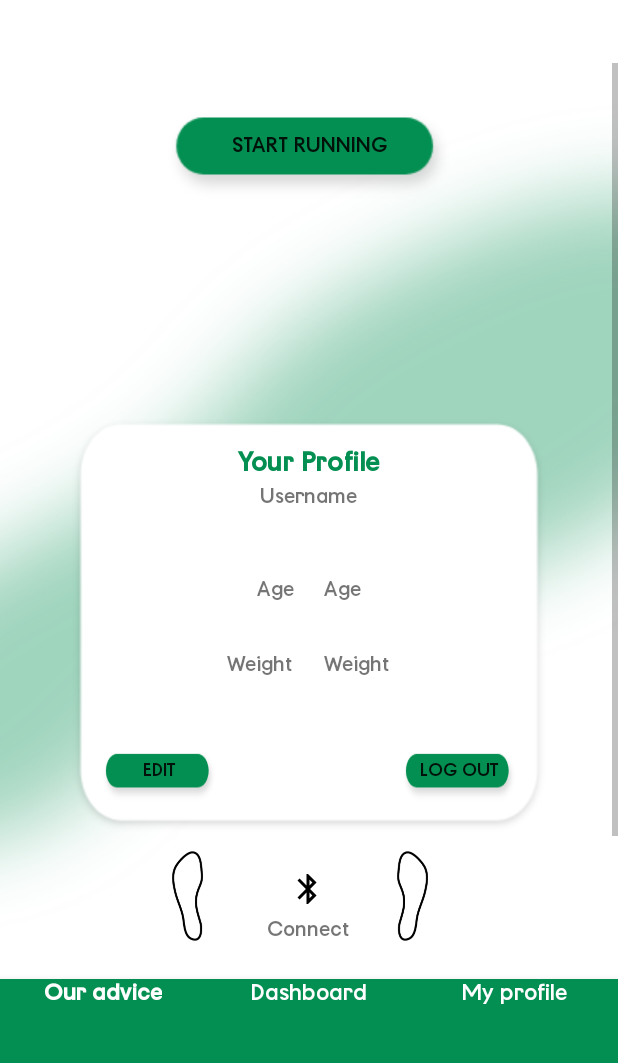
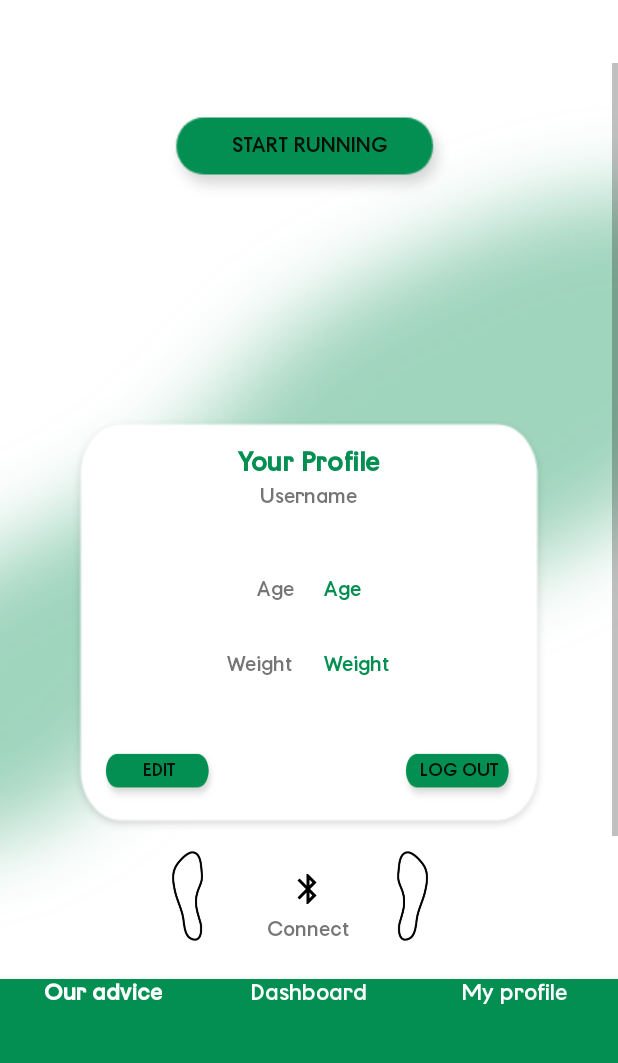
Before and after one commit to milazudina/MHML, an Android app: the fragment ProfileFragment placed in its activity, scrolled down 180 dp, on a phone screen of 412 x 824 dp, the part 150-1213 px from its top. Run offline under Robolectric (Android 15) with nearby library versions, the phone set to English and light mode, and no system bars; libraries missing offline, so code that uses them is left out: com.anychart.anychart, com.github.mikephil.charting, com.github.sundeepk.compactcalendarview, com.jjoe64.graphview; plain views replace GraphView; 1 statement that could not run was skipped.

Commit message:
Adding units and colour

```diff
--- a/VitaRun/app/src/main/java/com/example/vitarun/ProfileFragment.java
+++ b/VitaRun/app/src/main/java/com/example/vitarun/ProfileFragment.java
@@ -145,9 +145,9 @@ public class ProfileFragment extends Fragment {
     public void setContents(User user){
         System.out.println("Set Contents to:"+user);
         tvUsername.setText(user.username);
-        tvAge.setText(String.format("%s", user.age));
+        tvAge.setText(String.format("%s years", user.age));
         tvName.setText(user.name);
-        tvWeight.setText(String.format("%s", user.weight));
+        tvWeight.setText(String.format("%s kg", user.weight));
 
     }
 }
--- a/VitaRun/app/src/main/res/layout/activity_register.xml
+++ b/VitaRun/app/src/main/res/layout/activity_register.xml
@@ -94,7 +94,7 @@ tools:context=".LoginActivity">
             android:layout_width="wrap_content"
             android:layout_height="wrap_content"
             android:layout_weight="1"
-            android:hint="@string/weight"
+            android:hint="@string/weight_kg"
             android:gravity="center"
 
 
--- a/VitaRun/app/src/main/res/layout/fragment_profile.xml
+++ b/VitaRun/app/src/main/res/layout/fragment_profile.xml
@@ -59,6 +59,8 @@
                     android:layout_height="30dp"
                     android:fontFamily="@font/paco"
                     android:layout_marginStart="10dp"
+                    android:textColor="@color/colorPrimary"
+
                     android:text="@string/age" />
 
 
@@ -87,7 +89,8 @@
                     android:layout_height="30dp"
                     android:fontFamily="@font/paco"
                     android:layout_marginStart="10dp"
-                    android:text="@string/weight" />
+                    android:text="@string/weight"
+                    android:textColor="@color/colorPrimary"/>
             </TableRow>
 
 
@@ -221,7 +224,8 @@
                     android:layout_width="match_parent"
                     android:layout_height="wrap_content"
                     android:layout_marginStart="10dp"
-                    android:fontFamily="@font/paco"/>
+                    android:fontFamily="@font/paco"
+                    android:textColor="@color/colorPrimary" />
             </TableRow>
 
             <TableRow
@@ -245,7 +249,8 @@
                     android:layout_height="wrap_content"
                     android:layout_marginStart="10dp"
 
-                    android:fontFamily="@font/paco"/>
+                    android:fontFamily="@font/paco"
+                    android:textColor="@color/colorPrimary" />
             </TableRow>
         </TableLayout>
 
--- a/VitaRun/app/src/main/res/values/strings.xml
+++ b/VitaRun/app/src/main/res/values/strings.xml
@@ -39,5 +39,6 @@
 
     <!-- TODO: Remove or change this placeholder text -->
     <string name="hello_blank_fragment">Hello blank fragment</string>
+    <string name="weight_kg">Weight (kg)</string>
 
 </resources>
```
